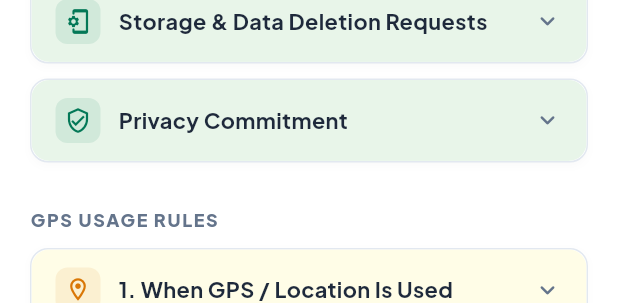
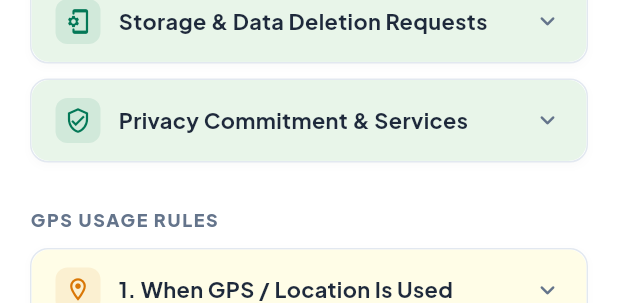
Before and after one commit to CatalanPaulineP/Lisko-App, a Flutter app: the PrivacyPolicyModalBottomSheet widget shown alone on an empty page, opened directly, on a phone screen of 412 x 824 dp. Shown: the part 908-1211 px from the top of the screen. Run offline on Flutter 3.47's test engine with Material 3 defaults, Android fonts, the phone set to English and light mode, and no system bars; our stand-ins replace cloud_firestore, firebase_auth, firebase_core, flutter_contacts, flutter_local_notifications, geocoding and 8 more; missing offline and left inert: flutter_background_service, iconify_flutter; accounts and stored records are empty; network calls fail.

Commit message:
Update LisKo privacy policy disclosures

```diff
--- a/lib/widgets/legal_modals.dart
+++ b/lib/widgets/legal_modals.dart
@@ -245,10 +245,13 @@ class _PrivacyPolicyModalBottomSheetState
                     description:
                         'LisKo uses information necessary for travel safety monitoring:\n'
                         '• Firebase Anonymous Account: Automatically assigned upon first launch without requiring student name, email, or password registration.\n'
-                        '• Trusted Contacts & Settings: Contact names, phone numbers, home location coordinates, and commute duration presets are stored locally on your device using SharedPreferences.\n'
-                        '• Local Trip History: Saved on your phone and automatically pruned after 30 days when reading trip history.\n'
-                        '• Cloud Safety Records: Trip monitoring status, emergency event logs, and time-limited verification reference IDs are stored securely in Cloud Firestore.\n'
-                        '• Location Coordinates: Obtained during geofence arrival checks, Manual SOS, or unanswered safety check timeouts, and processed locally or via Android system geocoding.\n'
+                        '• Trusted Contacts & Local Settings: Emergency contact names, phone numbers, relationships, saved Home geofence coordinates, commute duration presets, and active trip states (which may contain cached location coordinates) are stored locally on your device using SharedPreferences. They are NOT uploaded to Cloud Firestore.\n'
+                        '• Local Trip History: Saved on your phone and automatically pruned after 30 days when the application reads and cleans up trip history.\n'
+                        '• Cloud Safety Records: Stored securely in Cloud Firestore across three dedicated collections:\n'
+                        '  - /trips: Anonymous Auth UID, Installation ID, destination, estimated travel duration, trip start timestamp, expected arrival timestamp, completion timestamp (when applicable), trip status, available trip-start GPS coordinates, and trip extension status.\n'
+                        '  - /emergency_events: Anonymous Auth UID, Installation ID, associated trip ID (when applicable), available emergency GPS coordinates, emergency type (SOS or TIMEOUT_ESCALATION), event timestamp, dispatch status, and application identifier (static string local_device).\n'
+                        '  - /deletion_verifications: Anonymous Auth UID, verification reference ID, request status, creation timestamp, and expiration timestamp.\n'
+                        '• Location Coordinates: Obtained during student-initiated active trips, geofence arrival checks, Manual SOS (even if no trip is active), or unanswered safety check timeouts, and processed locally or via Android system geocoding. Available GPS coordinates may be included in emergency SMS messages.\n'
                         '• Device Identifiers: Local Installation ID (installationId) and Anonymous Auth UID isolate your cloud records without personal accounts.',
                   ),
                   ExpandablePrivacyCard(
@@ -273,8 +276,8 @@ class _PrivacyPolicyModalBottomSheetState
                     accentColor: AppColors.successText,
                     backgroundColor: const Color(0xFFE8F5E9),
                     description:
-                        '• Emergency and safe-arrival SMS messages are transmitted directly via your phone\'s cellular SIM network.\n'
-                        '• SIM SMS relies on mobile carrier coverage. GPS location accuracy depends on satellite visibility and hardware state.\n'
+                        '• Emergency and safe-arrival SMS messages are transmitted directly via your phone\'s cellular SIM network using your selected contact phone numbers. Emergency SMS alerts may contain available location information, such as readable location descriptions and GPS coordinates.\n'
+                        '• Firebase does NOT send the application\'s emergency SMS messages. Cellular SMS relies on mobile carrier coverage. GPS location accuracy depends on satellite visibility and hardware state.\n'
                         '• LisKo does not read, access, or receive SMS messages from your inbox (READ_SMS and RECEIVE_SMS permissions are not used).\n'
                         '• Messages already sent to contacts are stored on recipient phones outside LisKo\'s control.',
                   ),
@@ -288,7 +291,7 @@ class _PrivacyPolicyModalBottomSheetState
                     description:
                         '• Normal Safe Arrival: Confirming "I\'m Safe" sends an SMS only to your Primary Emergency Contact without GPS coordinates.\n'
                         '• Emergency Alerts: Triggering Manual SOS, tapping "Need Help", or failing to respond to a safety timeout sends emergency alerts to all your trusted contacts.\n'
-                        '• Cloud Encryption: Cloud Firestore communication uses encrypted HTTPS/TLS 1.3 channels. Cellular SMS uses standard mobile network signaling.\n'
+                        '• Cloud Encryption: Firebase Authentication and Cloud Firestore communication use encrypted HTTPS/TLS connections. The application does not specify or guarantee a particular TLS version. Cellular SMS operates over standard mobile network signaling.\n'
                         '• No Live-Tracking Dashboard: LisKo does not broadcast your location to a public or admin web dashboard.',
                   ),
                   ExpandablePrivacyCard(
@@ -299,22 +302,24 @@ class _PrivacyPolicyModalBottomSheetState
                     accentColor: AppColors.successText,
                     backgroundColor: const Color(0xFFE8F5E9),
                     description:
-                        '• Local trip history is automatically pruned on your phone after 30 days during trip history cleanup.\n'
-                        '• Production Cloud Firestore records are stored securely and are NOT automatically deleted after 30 days.\n'
+                        '• Local trip history entries older than 30 days are removed when the application reads and cleans up trip history.\n'
+                        '• Production Cloud Firestore records are stored securely and do NOT have an automatic 30-day deletion period. They remain stored until an authorized maintainer manually processes an applicable, verified deletion request.\n'
                         '• To request cloud record deletion, go to Settings → Request Data Deletion → Verify My Deletion Request to generate a time-limited verification reference valid for up to 24 hours.\n'
                         '• Submitting a deletion request does not immediately delete cloud records. An authorized LisKo maintainer must first verify the request and manually process the applicable records through the Firebase Console.\n'
-                        '• Email your Reference ID to liskoapp.team@gmail.com. Verification references expire after 24 hours but are not automatically removed upon expiration.\n'
-                        '• Uninstalled App Notice: Reinstalling assigns a new Anonymous UID. If you uninstalled before generating a Reference ID, email liskoapp.team@gmail.com with general travel details (such as approximate travel dates or destination municipality) to help locate unlinked records. Additional verification may be required.',
+                        '• Email your Reference ID to liskoapp.team@gmail.com. Verification references expire after 24 hours, but expiration does not automatically delete the verification document or associated cloud records. Deletion requests are processed manually by project maintainers upon email receipt and verification.\n'
+                        '• Uninstalled App Notice: LisKo uses Firebase Anonymous Authentication and does not provide email/password or phone-OTP account recovery. Uninstalling the application may make your original anonymous session inaccessible. Reinstalling the application may create a new Anonymous UID. If you have already uninstalled the application, contact the LisKo team for assistance at liskoapp.team@gmail.com. The team may ask for limited, general information (such as approximate travel dates or destination municipality) to assess whether records can be located, but without the original anonymous session we may be unable to reliably identify or verify the records. Please do not send exact GPS coordinates, trusted-contact phone numbers, or sensitive trip records through ordinary email.',
                   ),
                   ExpandablePrivacyCard(
                     isExpanded: _expandedIndex == 5,
                     onExpansionChanged: (exp) => _handleExpansion(5, exp),
-                    title: 'Privacy Commitment',
+                    title: 'Privacy Commitment & Services',
                     icon: Icons.verified_user_outlined,
                     accentColor: AppColors.successText,
                     backgroundColor: const Color(0xFFE8F5E9),
                     description:
-                        'LisKo is designed for trip-based safety monitoring rather than continuous, round-the-clock surveillance. Location monitoring is activated during student-initiated trips and may continue in the background while a trip is active. Location may also be obtained when emergency features are triggered. LisKo does not provide a public or administrator live-tracking dashboard.',
+                        '• LisKo is designed for trip-based safety monitoring rather than continuous, round-the-clock surveillance. Location monitoring is activated during student-initiated trips and may continue in the background while a trip is active. Location may also be obtained when emergency features are triggered. LisKo does not provide a public or administrator live-tracking dashboard.\n'
+                        '• Services Used: Firebase Authentication (Anonymous Auth), Cloud Firestore (cloud safety records), Android system geocoding services for readable location descriptions, and your mobile carrier network for cellular SMS alerts.\n'
+                        '• No Google Analytics, Firebase Analytics, AdMob, or advertising SDKs were identified in the audited project dependencies.',
                   ),
 
                   const SizedBox(height: 20),
```
Also changed, not shown: 1 other file.
